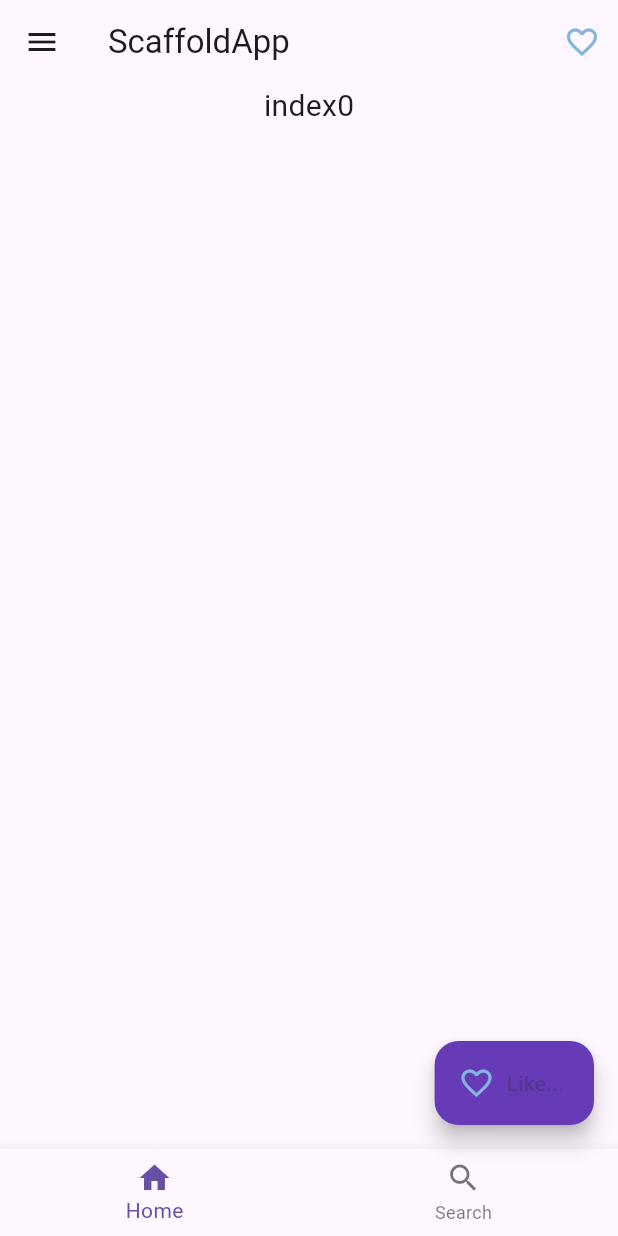
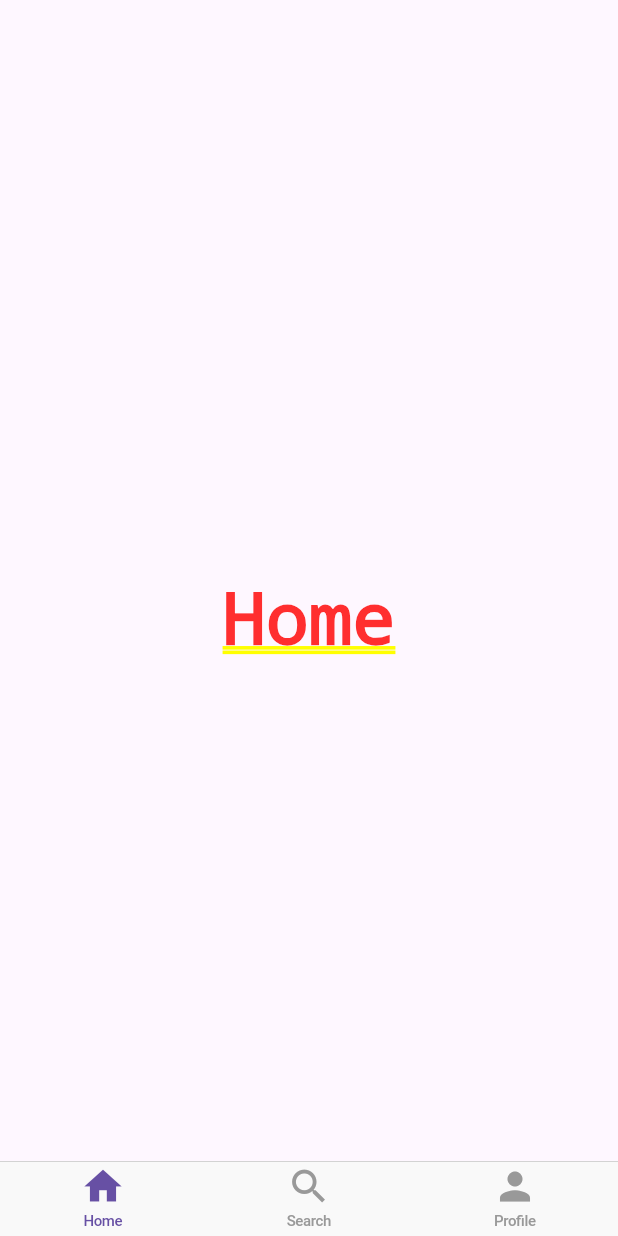
Before and after one commit to miusarname2/flutter_exp_idx, a Flutter app: the screen it shows after launch, on a phone screen of 412 x 824 dp. Run offline on Flutter 3.47's test engine with Material 3 defaults, Android fonts, the phone set to English and light mode, and no system bars.

Commit message:
feat: :sparkles: They are using the design of ios

```diff
--- a/lib/main.dart
+++ b/lib/main.dart
@@ -1,3 +1,4 @@
+import 'package:flutter/cupertino.dart';
 import 'package:flutter/material.dart';
 
 void main() {
@@ -25,78 +26,11 @@ class MyHomePage extends StatefulWidget {
 }
 
 class _MyHomePageState extends State<MyHomePage> {
-  Icon _heart =
-      Icon(Icons.favorite_border, color: Color.fromARGB(255, 130, 181, 223));
-  bool _isLike = false;
-  int _selectedIndex = 0;
-  String textToVizualize = 'index0';
-
-  void liked() {
-    setState(() {
-      if (_isLike) {
-        _heart = Icon(Icons.favorite_border,
-            color: const Color.fromARGB(255, 130, 181, 223));
-        _isLike = !_isLike;
-      } else {
-        _heart = Icon(Icons.favorite, color: Colors.red);
-        _isLike = !_isLike;
-      }
-    });
-  }
-
-  void pullsedItem(int index) {
-    setState(() {
-      _selectedIndex = index;
-      switch (index) {
-        case 0:
-          textToVizualize = 'index0';
-          break;
-        case 1:
-          textToVizualize = 'index1';
-          break;
-      }
-    });
-  }
 
   @override
   Widget build(BuildContext context) {
-    return Scaffold(
-      appBar: AppBar(
-        title: Text(widget.title!),
-        actions: [
-          IconButton(
-            icon: _heart,
-            onPressed: () {
-              liked();
-            },
-          ),
-        ],
-      ),
-      drawer: Drawer(
-// Suggested code may be subject to a license. Learn more: ~LicenseLog:4120865583.
-        child: Column(
-          children: [
-            DrawerHeader(child: Text("Menu Drawer",style: TextStyle(color: Colors.red,fontSize: 25,fontWeight: FontWeight.bold),)),
-            ListTile(
-              title: Text("Item 1"),
-              onTap: () {},
-            ),
-            ListTile(
-              title: Text("Item 2"),
-              onTap: () {},
-            ),
-          ]
-        )
-      ),
-      floatingActionButton: FloatingActionButton.extended(
-        onPressed: () {
-          liked();
-        },
-        backgroundColor: Colors.deepPurple,
-        icon: _heart,
-        label: Text("Like..."),
-      ),
-      bottomNavigationBar: BottomNavigationBar(
+    return CupertinoTabScaffold(tabBar: CupertinoTabBar(
+// Suggested code may be subject to a license. Learn more: ~LicenseLog:1001647877.
       items: [
         BottomNavigationBarItem(
           icon: Icon(Icons.home),
@@ -104,24 +38,48 @@ class _MyHomePageState extends State<MyHomePage> {
         ),
         BottomNavigationBarItem(
           icon: Icon(Icons.search),
-            label: "Search",
+          label: "Search"
+// Suggested code may be subject to a license. Learn more: ~LicenseLog:3584355990.
           ),
-        ],
-        currentIndex: _selectedIndex,
-        onTap: (int index) {
-          pullsedItem(index);
-        },
+        BottomNavigationBarItem(
+          icon: Icon(Icons.person),
+          label: "Profile"
+        )
+      ]
+    ), tabBuilder: (context, index){
+      switch(index){
+        case 0:
+          return CupertinoTabView(
+            builder: (context) => CupertinoPageScaffold(
+              child: Center(
+                child: Text("Home"),
               ),
-      body: Center(
-        child: Column(
-          children: [
-            Text(
-              textToVizualize,
-              style: TextStyle(fontSize: 20),
-            ),
-          ],
-        )
             ),
           );
+        case 1 :
+          return CupertinoTabView(
+            builder: (context) => CupertinoPageScaffold(
+              child: Center(
+                child: Text("Search"),
+              ),
+            ),
+          );
+        case 2 :
+          return CupertinoTabView(
+            builder: (context) => CupertinoPageScaffold(
+              child: Center(
+                child: Text("Profile"),
+              ),
+            ),
+          );
+        default:
+          return CupertinoTabView(
+            builder: (context) => CupertinoPageScaffold(
+              child: Center(
+                child: Text("Home"),
+              ),
+            ),
+          );
+    }});
   }
 }
```
Lines whose indentation alone changed are shown as unchanged.
